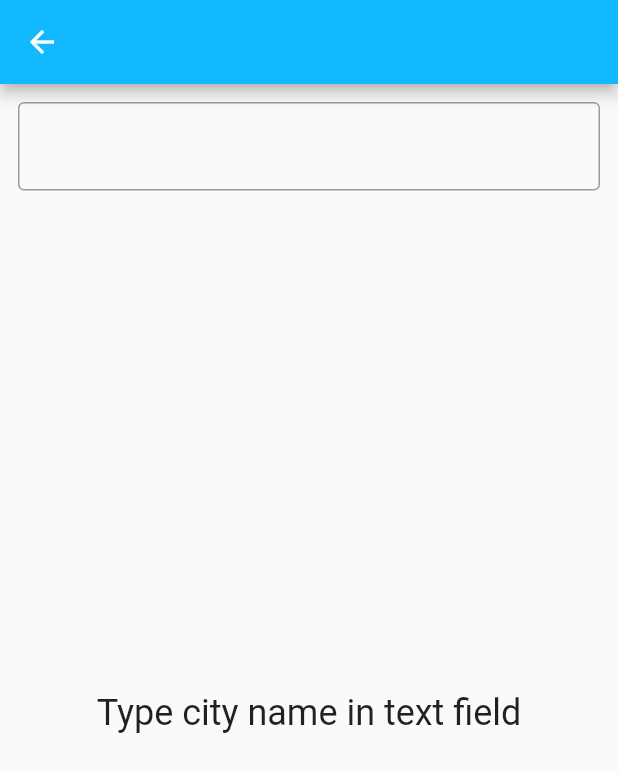
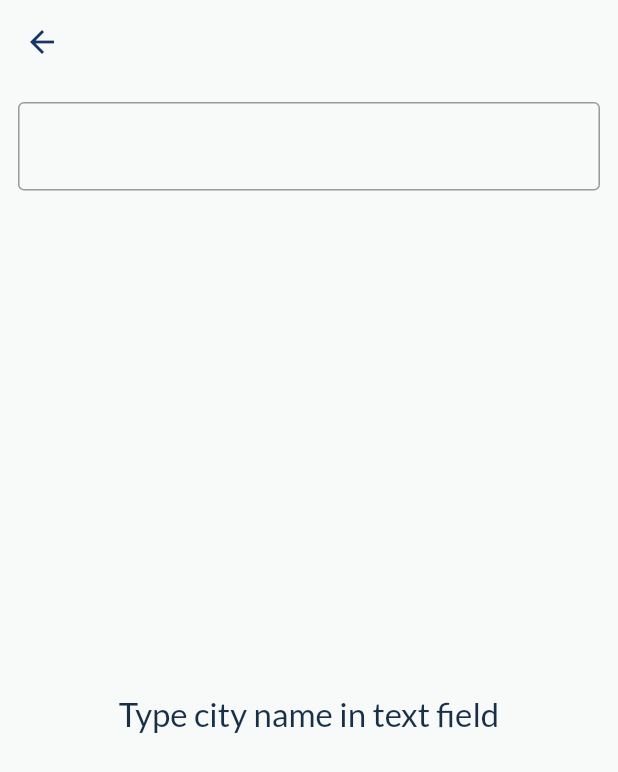
Before and after one commit to michcio53/weather_mobile, a Flutter app: the screen it shows after launch, after a tap on the "search" icon, on a phone screen of 412 x 824 dp. Shown: the top 772 px of the screen. Run offline on Flutter 3.47's test engine with Material 2 defaults, Android fonts, the phone set to English and light mode, and no system bars; our stand-ins replace adaptive_theme, bloc, dio, equatable, flutter_bloc, fpdart and 5 more; generated files the repository leaves out were written again; statements that could not run were skipped.

Commit message:
feat: add themes support to app

```diff
--- a/lib/app/app.dart
+++ b/lib/app/app.dart
@@ -5,31 +5,43 @@
 // license that can be found in the LICENSE file or at
 // https://opensource.org/licenses/MIT.
 
+import 'package:adaptive_theme/adaptive_theme.dart';
 import 'package:flutter/material.dart';
 import 'package:flutter_localizations/flutter_localizations.dart';
+import 'package:weather_mobile/app/theme.dart';
 import 'package:weather_mobile/l10n/l10n.dart';
 import 'package:weather_mobile/router/app_router_factory.dart';
 import 'package:weather_mobile/screens/weather/weather_page.dart';
 
 class App extends StatelessWidget {
-  const App({Key? key}) : super(key: key);
+  const App({
+    Key? key,
+    required this.appTheme,
+    required this.appRouterFactory,
+  }) : super(key: key);
+
+  final AppTheme appTheme;
+  final AppRouterFactory appRouterFactory;
 
   @override
   Widget build(BuildContext context) {
+    return AdaptiveTheme(
+      light: appTheme.theme(LightPalette()),
+      dark: appTheme.theme(DarkPalette()),
+      initial: AdaptiveThemeMode.system,
+      builder: (theme, darkTheme) {
         return MaterialApp(
-      theme: ThemeData(
-        appBarTheme: const AppBarTheme(color: Color(0xFF13B9FF)),
-        colorScheme: ColorScheme.fromSwatch(
-          accentColor: const Color(0xFF13B9FF),
-        ),
-      ),
+          theme: theme,
+          darkTheme: darkTheme,
           localizationsDelegates: const [
             AppLocalizations.delegate,
             GlobalMaterialLocalizations.delegate,
           ],
           supportedLocales: AppLocalizations.supportedLocales,
-      onGenerateRoute: AppRouterFactory().route,
+          onGenerateRoute: appRouterFactory.route,
           initialRoute: WeatherPage.routeName,
+        );
+      },
     );
   }
 }
--- a/lib/app/dimen.dart
+++ b/lib/app/dimen.dart
@@ -23,4 +23,5 @@ abstract class FontSizes {
   static const double large = 16;
   static const double xLarge = 24;
   static const double xxLarge = 30;
+  static const double xxxLarge = 42;
 }
--- /dev/null
+++ b/lib/app/theme.dart
@@ -0,0 +1,228 @@
+// ignore_for_file: overridden_fields
+import 'dart:math';
+
+import 'package:flutter/material.dart';
+import 'package:flutter/services.dart';
+import 'package:google_fonts/google_fonts.dart';
+
+abstract class Palette {
+  late Brightness brightness;
+  late Color darkGrayColor;
+  late Color shadowColor;
+  late Color inactiveColor;
+  late Color primaryColor;
+  late Color primaryDarkColor;
+  late Color accentColor;
+  late Color iconColor;
+  late Color backgroundColor;
+  late Color appBarBackgroundColor;
+  late Color primaryTextDisplayColor;
+  late Color primaryTextBodyColor;
+}
+
+class LightPalette extends Palette {
+  @override
+  final Brightness brightness = Brightness.light;
+  @override
+  final Color shadowColor = const Color(0x1A3C640D);
+  @override
+  final Color darkGrayColor = const Color(0xff4D4D4F);
+  @override
+  final Color inactiveColor = const Color(0xffA1A3A6);
+  @override
+  final Color primaryColor = const Color(0xff1A3C64);
+  @override
+  final Color primaryDarkColor = const Color(0xff112C4B);
+  @override
+  final Color accentColor = const Color(0xff1FA0B0);
+  @override
+  final Color iconColor = const Color(0xff163567);
+  @override
+  final Color backgroundColor = const Color(0xffF8F9F9);
+  @override
+  final Color primaryTextBodyColor = const Color(0xff173047);
+  @override
+  final Color primaryTextDisplayColor = const Color(0xff173047);
+  @override
+  final Color appBarBackgroundColor = const Color(0xffF8F9F9);
+}
+
+// todo: correct it
+class DarkPalette extends Palette {
+  @override
+  final Brightness brightness = Brightness.light;
+  @override
+  final Color darkGrayColor = const Color(0xff4D4D4F);
+  @override
+  final Color shadowColor = const Color(0x1A3C640D);
+  @override
+  final Color inactiveColor = const Color(0xffA1A3A6);
+  @override
+  final Color primaryColor = Colors.white;
+  @override
+  final Color primaryDarkColor = const Color(0xff112C4B);
+  @override
+  final Color accentColor = const Color(0xff1FA0B0);
+  @override
+  final Color iconColor = Colors.white;
+  @override
+  final Color backgroundColor = const Color(0xff486383);
+  @override
+  final Color primaryTextBodyColor = Colors.white;
+  @override
+  final Color primaryTextDisplayColor = Colors.white;
+  @override
+  final Color appBarBackgroundColor = const Color(0xff486383);
+}
+
+class AppTheme {
+  static Palette paletteOf(BuildContext context) {
+    if (context.theme.brightness == Brightness.light) {
+      return LightPalette();
+    } else if (context.theme.brightness == Brightness.dark) {
+      return DarkPalette();
+    } else {
+      return LightPalette();
+    }
+  }
+
+  ThemeData theme(Palette palette) {
+    final theme = ThemeData(
+      colorScheme: ColorScheme.fromSwatch(
+        primarySwatch: generateMaterialColor(palette.primaryColor),
+        primaryColorDark: palette.primaryDarkColor,
+        accentColor: palette.accentColor,
+        backgroundColor: palette.backgroundColor,
+        brightness: palette.brightness,
+      ),
+      visualDensity: VisualDensity.adaptivePlatformDensity,
+      primaryTextTheme: _textThemeHandset.apply(
+        bodyColor: palette.primaryTextBodyColor,
+        displayColor: palette.primaryTextDisplayColor,
+      ),
+      textTheme: _textThemeHandset.apply(
+        bodyColor: palette.primaryTextBodyColor,
+        displayColor: palette.primaryTextDisplayColor,
+      ),
+      iconTheme: IconThemeData(color: palette.iconColor),
+      canvasColor: palette.backgroundColor,
+      backgroundColor: palette.backgroundColor,
+      scaffoldBackgroundColor: palette.backgroundColor,
+      appBarTheme: AppBarTheme(
+        centerTitle: false,
+        elevation: 0,
+        systemOverlayStyle: SystemUiOverlayStyle(
+          statusBarBrightness: palette.brightness,
+          statusBarIconBrightness: palette.brightness,
+          systemNavigationBarIconBrightness: palette.brightness,
+        ),
+        toolbarTextStyle: TextStyle(color: palette.primaryColor),
+        titleTextStyle: TextStyle(color: palette.primaryColor, fontWeight: FontWeight.bold, fontSize: 16),
+        color: palette.appBarBackgroundColor,
+        iconTheme: IconThemeData(color: palette.iconColor),
+        actionsIconTheme: IconThemeData(color: palette.iconColor),
+      ),
+    );
+    return theme;
+  }
+
+  TextTheme get _textThemeHandset => TextTheme(
+        headline1: GoogleFonts.lato(
+          fontSize: 36,
+          fontWeight: FontWeight.w400,
+        ),
+        headline2: GoogleFonts.lato(
+          fontSize: 28,
+          fontWeight: FontWeight.w400,
+        ),
+        headline3: GoogleFonts.lato(
+          fontSize: 22,
+          fontWeight: FontWeight.w400,
+        ),
+        headline5: GoogleFonts.lato(
+          fontSize: 17,
+          fontWeight: FontWeight.w600,
+        ),
+        headline6: GoogleFonts.lato(
+          fontSize: 14,
+          fontWeight: FontWeight.w400,
+        ),
+        subtitle1: GoogleFonts.lato(
+          fontSize: 16,
+          fontWeight: FontWeight.bold,
+        ),
+        subtitle2: GoogleFonts.lato(
+          fontSize: 12,
+          fontWeight: FontWeight.w500,
+        ),
+        bodyText1: GoogleFonts.lato(
+          fontSize: 16,
+          fontWeight: FontWeight.w500,
+        ),
+        bodyText2: GoogleFonts.lato(
+          fontSize: 14,
+          fontWeight: FontWeight.w300,
+        ),
+        button: GoogleFonts.lato(
+          fontSize: 18,
+          fontWeight: FontWeight.w500,
+        ),
+        caption: GoogleFonts.lato(
+          fontSize: 18,
+          fontWeight: FontWeight.w400,
+        ),
+        overline: GoogleFonts.lato(
+          fontSize: 12,
+          fontWeight: FontWeight.w300,
+        ),
+      );
+
+  MaterialColor generateMaterialColor(Color color) => MaterialColor(color.value, {
+        50: tintColor(color, 0.9),
+        100: tintColor(color, 0.8),
+        200: tintColor(color, 0.6),
+        300: tintColor(color, 0.4),
+        400: tintColor(color, 0.2),
+        500: color,
+        600: shadeColor(color, 0.1),
+        700: shadeColor(color, 0.2),
+        800: shadeColor(color, 0.3),
+        900: shadeColor(color, 0.4),
+      });
+
+  int tintValue(int value, double factor) => max(
+        0,
+        min((value + ((255 - value) * factor)).round(), 255),
+      );
+
+  Color tintColor(Color color, double factor) => Color.fromRGBO(
+        tintValue(color.red, factor),
+        tintValue(color.green, factor),
+        tintValue(color.blue, factor),
+        1,
+      );
+
+  int shadeValue(int value, double factor) => max(
+        0,
+        min(value - (value * factor).round(), 255),
+      );
+
+  Color shadeColor(Color color, double factor) => Color.fromRGBO(
+        shadeValue(color.red, factor),
+        shadeValue(color.green, factor),
+        shadeValue(color.blue, factor),
+        1,
+      );
+}
+
+extension AppThemes on BuildContext {
+  ThemeData get theme => Theme.of(this);
+
+  AppBarTheme get appBarThemes => theme.appBarTheme;
+
+  TextTheme get textTheme => Theme.of(this).textTheme;
+
+  Palette get palette => AppTheme.paletteOf(this);
+
+  ColorScheme get colors => theme.colorScheme;
+}
--- a/lib/bootstrap.dart
+++ b/lib/bootstrap.dart
@@ -27,7 +27,10 @@ class AppBlocObserver extends BlocObserver {
   }
 }
 
-Future<void> bootstrap(EnvParams envParams, FutureOr<Widget> Function() builder) async {
+Future<void> bootstrap({
+  required EnvParams envParams,
+  required FutureOr<Widget> Function() builder,
+}) async {
   FlutterError.onError = (details) {
     log(details.exceptionAsString(), stackTrace: details.stack);
   };
--- a/lib/main_development.dart
+++ b/lib/main_development.dart
@@ -6,14 +6,19 @@
 // https://opensource.org/licenses/MIT.
 
 import 'package:weather_mobile/app/app.dart';
+import 'package:weather_mobile/app/theme.dart';
 import 'package:weather_mobile/bootstrap.dart';
 import 'package:weather_mobile/env_params.dart';
+import 'package:weather_mobile/router/app_router_factory.dart';
 
 void main() {
   bootstrap(
-    const EnvParams(
+    envParams: const EnvParams(
       weatherUrl: 'https://www.metaweather.com/api',
     ),
-    () => const App(),
+    builder: () => App(
+      appRouterFactory: AppRouterFactory(),
+      appTheme: AppTheme(),
+    ),
   );
 }
--- a/lib/main_production.dart
+++ b/lib/main_production.dart
@@ -6,14 +6,19 @@
 // https://opensource.org/licenses/MIT.
 
 import 'package:weather_mobile/app/app.dart';
+import 'package:weather_mobile/app/theme.dart';
 import 'package:weather_mobile/bootstrap.dart';
 import 'package:weather_mobile/env_params.dart';
+import 'package:weather_mobile/router/app_router_factory.dart';
 
 void main() {
   bootstrap(
-    const EnvParams(
+    envParams: const EnvParams(
       weatherUrl: 'https://www.metaweather.com/api',
     ),
-    () => const App(),
+    builder: () => App(
+      appRouterFactory: AppRouterFactory(),
+      appTheme: AppTheme(),
+    ),
   );
 }
--- a/lib/main_staging.dart
+++ b/lib/main_staging.dart
@@ -6,14 +6,19 @@
 // https://opensource.org/licenses/MIT.
 
 import 'package:weather_mobile/app/app.dart';
+import 'package:weather_mobile/app/theme.dart';
 import 'package:weather_mobile/bootstrap.dart';
 import 'package:weather_mobile/env_params.dart';
+import 'package:weather_mobile/router/app_router_factory.dart';
 
 void main() {
   bootstrap(
-    const EnvParams(
+    envParams: const EnvParams(
       weatherUrl: 'https://www.metaweather.com/api',
     ),
-    () => const App(),
+    builder: () => App(
+      appRouterFactory: AppRouterFactory(),
+      appTheme: AppTheme(),
+    ),
   );
 }
--- a/lib/screens/search/widget/search_body_failure.dart
+++ b/lib/screens/search/widget/search_body_failure.dart
@@ -1,5 +1,5 @@
 import 'package:flutter/widgets.dart';
-import 'package:weather_mobile/app/dimen.dart';
+import 'package:weather_mobile/app/theme.dart';
 import 'package:weather_mobile/l10n/l10n.dart';
 
 class SearchBodyFailure extends StatelessWidget {
@@ -13,7 +13,7 @@ class SearchBodyFailure extends StatelessWidget {
         children: [
           Text(
             context.l10n.searchFailureTitle,
-            style: const TextStyle(fontSize: FontSizes.xLarge),
+            style: context.textTheme.headline3,
             textAlign: TextAlign.center,
           ),
         ],
--- a/lib/screens/search/widget/serach_body_initial.dart
+++ b/lib/screens/search/widget/serach_body_initial.dart
@@ -1,5 +1,5 @@
 import 'package:flutter/widgets.dart';
-import 'package:weather_mobile/app/dimen.dart';
+import 'package:weather_mobile/app/theme.dart';
 import 'package:weather_mobile/l10n/l10n.dart';
 
 class SearchBodyInitial extends StatelessWidget {
@@ -13,7 +13,7 @@ class SearchBodyInitial extends StatelessWidget {
         children: [
           Text(
             context.l10n.searchInitialTitle,
-            style: const TextStyle(fontSize: FontSizes.xLarge),
+            style: context.textTheme.headline3,
             textAlign: TextAlign.center,
           ),
         ],
--- a/lib/screens/weather/widget/weather_body_failure.dart
+++ b/lib/screens/weather/widget/weather_body_failure.dart
@@ -1,6 +1,7 @@
 import 'package:flutter/material.dart';
 import 'package:flutter_bloc/flutter_bloc.dart';
 import 'package:weather_mobile/app/dimen.dart';
+import 'package:weather_mobile/app/theme.dart';
 import 'package:weather_mobile/l10n/l10n.dart';
 import 'package:weather_mobile/screens/weather/bloc/weather_bloc.dart';
 
@@ -15,13 +16,13 @@ class WeatherBodyFailure extends StatelessWidget {
         children: [
           Text(
             context.l10n.weatherFailureTitle,
-            style: const TextStyle(fontSize: FontSizes.xLarge),
+            style: context.textTheme.headline3,
             textAlign: TextAlign.center,
           ),
           const SizedBox(height: Insets.large),
           Text(
             context.l10n.weatherFailureSubtitle,
-            style: const TextStyle(fontSize: FontSizes.large),
+            style: context.textTheme.bodyLarge,
             textAlign: TextAlign.center,
           ),
           const SizedBox(height: Insets.large),
--- a/lib/screens/weather/widget/weather_body_initial.dart
+++ b/lib/screens/weather/widget/weather_body_initial.dart
@@ -1,5 +1,6 @@
 import 'package:flutter/material.dart';
 import 'package:weather_mobile/app/dimen.dart';
+import 'package:weather_mobile/app/theme.dart';
 import 'package:weather_mobile/l10n/l10n.dart';
 
 class WeatherBodyInitial extends StatelessWidget {
@@ -13,13 +14,13 @@ class WeatherBodyInitial extends StatelessWidget {
         children: [
           Text(
             context.l10n.weatherInitialTitle,
-            style: const TextStyle(fontSize: FontSizes.xLarge),
+            style: context.textTheme.headline3,
             textAlign: TextAlign.center,
           ),
           const SizedBox(height: Insets.medium),
           Text(
             context.l10n.weatherInitialSubtitle,
-            style: const TextStyle(fontSize: FontSizes.xLarge),
+            style: context.textTheme.bodyLarge,
             textAlign: TextAlign.center,
           ),
           const SizedBox(height: Insets.large),
--- a/lib/screens/weather/widget/weather_body_succes.dart
+++ b/lib/screens/weather/widget/weather_body_succes.dart
@@ -3,6 +3,7 @@ import 'package:domain/model/weather_for_place.dart';
 import 'package:flutter/material.dart';
 import 'package:flutter_bloc/flutter_bloc.dart';
 import 'package:weather_mobile/app/dimen.dart';
+import 'package:weather_mobile/app/theme.dart';
 import 'package:weather_mobile/l10n/l10n.dart';
 import 'package:weather_mobile/screens/weather/bloc/weather_bloc.dart';
 import 'package:weather_mobile/screens/weather/widget/weather_info_tile.dart';
@@ -36,9 +37,7 @@ class WeatherBodySuccess extends StatelessWidget {
                 Text(
                   weatherForPlace.title,
                   key: const ValueKey('WeatherBodySuccess_weatherForPlaceTitle_text'),
-                  style: const TextStyle(
-                    fontSize: FontSizes.xxLarge,
-                  ),
+                  style: context.textTheme.headline2,
                   textAlign: TextAlign.center,
                 ),
                 MainTemperature(
@@ -49,9 +48,7 @@ class WeatherBodySuccess extends StatelessWidget {
                 Text(
                   consolidatedWeather.weatherStateName,
                   key: const ValueKey('WeatherBodySuccess_weatherForPlaceWeatherStateName_text'),
-                  style: const TextStyle(
-                    fontSize: FontSizes.xLarge,
-                  ),
+                  style: context.textTheme.headline2,
                   textAlign: TextAlign.center,
                 ),
                 const SizedBox(height: Insets.small),
@@ -128,9 +125,7 @@ class MainTemperature extends StatelessWidget {
   Widget build(BuildContext context) {
     return Text(
       '$_theTemp ${unitsEnum.toDegreeString(context.l10n)}',
-      style: const TextStyle(
-        fontSize: 50,
-      ),
+      style: context.textTheme.headline1?.copyWith(fontSize: FontSizes.xxxLarge),
       textAlign: TextAlign.center,
     );
   }
@@ -177,6 +172,7 @@ class HighLowTemperatureRow extends StatelessWidget {
               unitsEnum.toDegreeString(context.l10n),
             ),
             key: const ValueKey('HighLowTemperatureRow_displayedMaxTemp_text'),
+            style: context.textTheme.bodyLarge,
           ),
         ),
         const SizedBox(width: Insets.small),
@@ -187,6 +183,7 @@ class HighLowTemperatureRow extends StatelessWidget {
               unitsEnum.toDegreeString(context.l10n),
             ),
             key: const ValueKey('HighLowTemperatureRow_displayedMinTemp_text'),
+            style: context.textTheme.bodyLarge,
           ),
         ),
       ],
--- a/lib/screens/weather/widget/weather_info_tile.dart
+++ b/lib/screens/weather/widget/weather_info_tile.dart
@@ -1,5 +1,6 @@
 import 'package:flutter/material.dart';
 import 'package:weather_mobile/app/dimen.dart';
+import 'package:weather_mobile/app/theme.dart';
 import 'package:weather_mobile/l10n/l10n.dart';
 import 'package:weather_mobile/screens/weather/bloc/weather_bloc.dart';
 import 'package:weather_mobile/utils/format_util.dart';
@@ -107,7 +108,10 @@ class WeatherInfoTileTime extends StatelessWidget {
             const Icon(Icons.sunny),
             const SizedBox(width: Insets.small),
             Flexible(
-              child: Text(context.l10n.sunrise),
+              child: Text(
+                context.l10n.sunrise,
+                style: context.textTheme.headline5,
+              ),
             ),
           ],
         ),
@@ -125,7 +129,10 @@ class WeatherInfoTileTime extends StatelessWidget {
             const Icon(Icons.bedtime),
             const SizedBox(width: Insets.small),
             Flexible(
-              child: Text(context.l10n.sunset),
+              child: Text(
+                context.l10n.sunset,
+                style: context.textTheme.headline5,
+              ),
             ),
           ],
         ),
@@ -174,7 +181,10 @@ class WeatherInfoTileWind extends StatelessWidget {
             const Icon(Icons.air),
             const SizedBox(width: Insets.small),
             Flexible(
-              child: Text(context.l10n.wind),
+              child: Text(
+                context.l10n.wind,
+                style: context.textTheme.headline5,
+              ),
             ),
           ],
         ),
@@ -213,7 +223,10 @@ class WeatherInfoTileHumidity extends StatelessWidget {
             const Icon(Icons.water),
             const SizedBox(width: Insets.small),
             Flexible(
-              child: Text(context.l10n.humidity),
+              child: Text(
+                context.l10n.humidity,
+                style: context.textTheme.headline5,
+              ),
             ),
           ],
         ),
@@ -261,7 +274,10 @@ class WeatherInfoTileVisibility extends StatelessWidget {
             const Icon(Icons.visibility),
             const SizedBox(width: Insets.small),
             Flexible(
-              child: Text(context.l10n.humidity),
+              child: Text(
+                context.l10n.visibility,
+                style: context.textTheme.headline5,
+              ),
             ),
           ],
         ),
@@ -294,7 +310,10 @@ class WeatherInfoTileAirPressure extends StatelessWidget {
             const Icon(Icons.speed),
             const SizedBox(width: Insets.small),
             Flexible(
-              child: Text(context.l10n.airPressure),
+              child: Text(
+                context.l10n.airPressure,
+                style: context.textTheme.headline5,
+              ),
             ),
           ],
         ),
@@ -329,7 +348,10 @@ class WeatherInfoTilePredictability extends StatelessWidget {
             const Icon(Icons.online_prediction),
             const SizedBox(width: Insets.small),
             Flexible(
-              child: Text(context.l10n.predictablity),
+              child: Text(
+                context.l10n.predictablity,
+                style: context.textTheme.headline5,
+              ),
             ),
           ],
         ),
--- a/pubspec.yaml
+++ b/pubspec.yaml
@@ -7,6 +7,7 @@ environment:
   sdk: ">=2.16.0 <3.0.0"
 
 dependencies:
+  adaptive_theme: 2.3.0
   bloc: 8.0.3
   domain:
     path: packages/domain
@@ -18,6 +19,7 @@ dependencies:
     sdk: flutter
   fpdart: 0.0.14
   get_it: 7.2.0
+  google_fonts: 2.3.1
   intl: 0.17.0
   remote:
     path: packages/remote
```
Also changed, not shown: pubspec.lock. Lines whose indentation alone changed are shown as unchanged.
